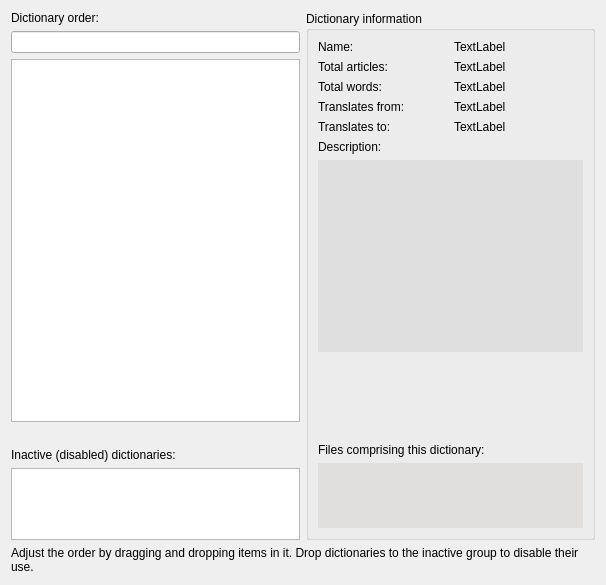
First picture: the form in orderandprops.ui, repository goldendict/goldendict, before the edit.
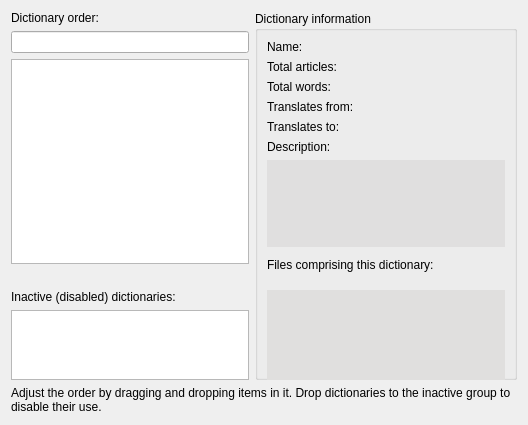
Second picture: the form after the edit. Custom widgets are drawn as their Qt base class.

```diff
--- a/orderandprops.ui
+++ b/orderandprops.ui
@@ -6,8 +6,8 @@
    <rect>
     <x>0</x>
     <y>0</y>
-    <width>606</width>
-    <height>585</height>
+    <width>528</width>
+    <height>425</height>
    </rect>
   </property>
   <property name="windowTitle">
@@ -39,23 +39,50 @@
           </widget>
          </item>
          <item row="2" column="0">
-          <widget class="DictListWidget" name="dictionaryOrder"/>
+          <widget class="DictListWidget" name="dictionaryOrder">
+           <property name="sizePolicy">
+            <sizepolicy hsizetype="Preferred" vsizetype="Expanding">
+             <horstretch>0</horstretch>
+             <verstretch>0</verstretch>
+            </sizepolicy>
+           </property>
+          </widget>
          </item>
          <item row="2" column="1">
           <layout class="QVBoxLayout" name="verticalLayout_2"/>
          </item>
          <item row="5" column="0">
-          <widget class="DictListWidget" name="inactiveDictionaries"/>
+          <widget class="DictListWidget" name="inactiveDictionaries">
+           <property name="sizePolicy">
+            <sizepolicy hsizetype="Preferred" vsizetype="Expanding">
+             <horstretch>0</horstretch>
+             <verstretch>0</verstretch>
+            </sizepolicy>
+           </property>
+          </widget>
          </item>
          <item row="4" column="0">
           <widget class="QLabel" name="label_2">
+           <property name="sizePolicy">
+            <sizepolicy hsizetype="Expanding" vsizetype="Preferred">
+             <horstretch>0</horstretch>
+             <verstretch>0</verstretch>
+            </sizepolicy>
+           </property>
            <property name="text">
             <string>Inactive (disabled) dictionaries:</string>
            </property>
           </widget>
          </item>
          <item row="1" column="0">
-          <widget class="QuickFilterLine" name="searchLine"/>
+          <widget class="QuickFilterLine" name="searchLine">
+           <property name="sizePolicy">
+            <sizepolicy hsizetype="Preferred" vsizetype="Fixed">
+             <horstretch>0</horstretch>
+             <verstretch>0</verstretch>
+            </sizepolicy>
+           </property>
+          </widget>
          </item>
         </layout>
        </item>
@@ -78,9 +105,6 @@
           </item>
           <item row="0" column="1">
            <widget class="QLabel" name="dictionaryName">
-            <property name="text">
-             <string notr="true">TextLabel</string>
-            </property>
             <property name="textFormat">
              <enum>Qt::PlainText</enum>
             </property>
@@ -91,9 +115,6 @@
           </item>
           <item row="1" column="1">
            <widget class="QLabel" name="dictionaryTotalArticles">
-            <property name="text">
-             <string notr="true">TextLabel</string>
-            </property>
             <property name="textFormat">
              <enum>Qt::PlainText</enum>
             </property>
@@ -115,9 +136,6 @@
           </item>
           <item row="2" column="1">
            <widget class="QLabel" name="dictionaryTotalWords">
-            <property name="text">
-             <string notr="true">TextLabel</string>
-            </property>
             <property name="textFormat">
              <enum>Qt::PlainText</enum>
             </property>
@@ -139,9 +157,6 @@
           </item>
           <item row="3" column="1">
            <widget class="QLabel" name="dictionaryTranslatesFrom">
-            <property name="text">
-             <string notr="true">TextLabel</string>
-            </property>
             <property name="textFormat">
              <enum>Qt::RichText</enum>
             </property>
@@ -149,9 +164,6 @@
           </item>
           <item row="4" column="1">
            <widget class="QLabel" name="dictionaryTranslatesTo">
-            <property name="text">
-             <string notr="true">TextLabel</string>
-            </property>
             <property name="textFormat">
              <enum>Qt::RichText</enum>
             </property>
@@ -248,16 +260,10 @@
         </item>
         <item>
          <widget class="QPlainTextEdit" name="dictionaryFileList">
-          <property name="sizePolicy">
-           <sizepolicy hsizetype="Expanding" vsizetype="Fixed">
-            <horstretch>0</horstretch>
-            <verstretch>0</verstretch>
-           </sizepolicy>
-          </property>
           <property name="minimumSize">
            <size>
             <width>0</width>
-            <height>65</height>
+            <height>90</height>
            </size>
           </property>
           <property name="maximumSize">
```
